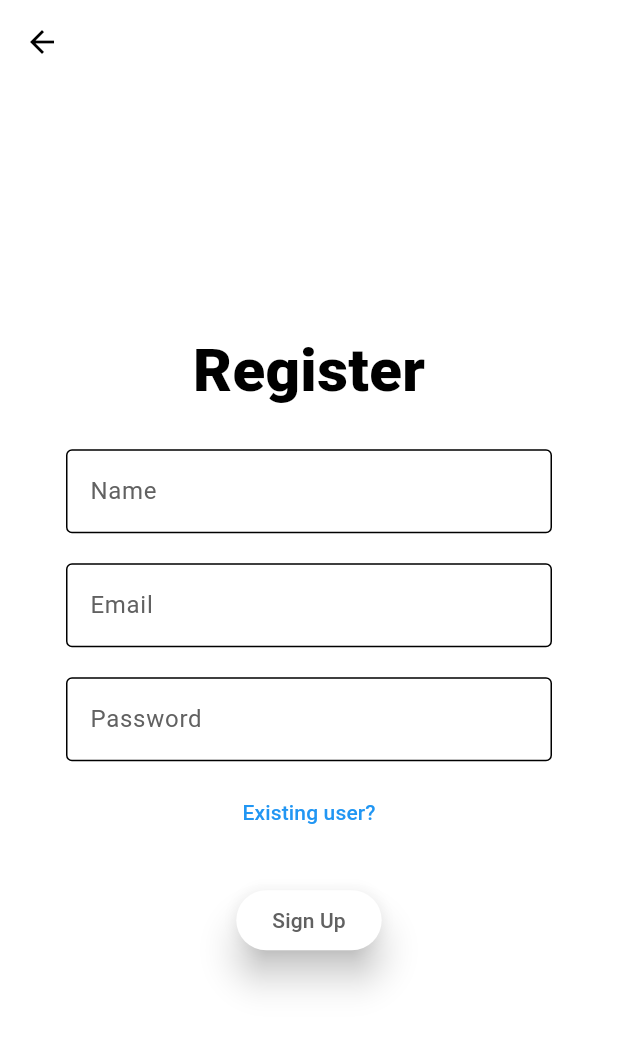
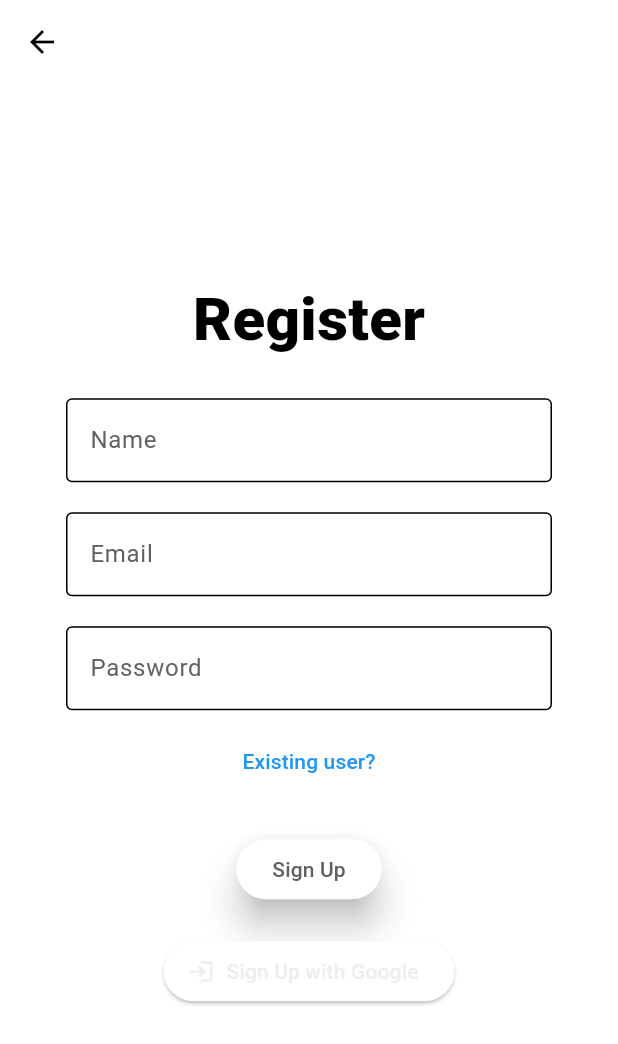
Before and after one commit to Evrz-Developers/babyparadise, a Flutter app: the SignUpScreen screen opened by its route, on a phone screen of 412 x 824 dp. Shown: the top 1044 px of the screen. Run offline on Flutter 3.47's test engine with Material 3 defaults, Android fonts, the phone set to English and light mode, and no system bars; our stand-ins replace cloud_firestore, firebase_auth, firebase_core, google_sign_in; accounts and stored records are empty; generated files the repository leaves out were written again.

Commit message:
add google signin

```diff
--- a/lib/auth/signup_screen.dart
+++ b/lib/auth/signup_screen.dart
@@ -1,7 +1,8 @@
+import 'package:flutter/material.dart';
 import 'package:firebase_auth/firebase_auth.dart';
 import 'package:cloud_firestore/cloud_firestore.dart';
 import 'package:google_sign_in/google_sign_in.dart';
-import 'package:flutter/material.dart';
+import 'package:marginpoint/widgets/custom_text_form_field.dart';
 
 class SignUpScreen extends StatefulWidget {
   const SignUpScreen({super.key});
@@ -78,6 +79,62 @@ class _SignUpScreenState extends State<SignUpScreen> {
     }
   }
 
+  Future<void> _handleGoogleSignIn() async {
+    try {
+      final GoogleSignInAccount? googleUser = await GoogleSignIn().signIn();
+      if (googleUser == null) {
+        return; // The user canceled the sign-in
+      }
+
+      final GoogleSignInAuthentication googleAuth =
+          await googleUser.authentication;
+      final AuthCredential credential = GoogleAuthProvider.credential(
+        accessToken: googleAuth.accessToken,
+        idToken: googleAuth.idToken,
+      );
+
+      UserCredential userCredential =
+          await _auth.signInWithCredential(credential);
+
+      if (mounted) {
+        ScaffoldMessenger.of(context).showSnackBar(
+          SnackBar(
+              content: Text(
+                  'User signed in with Google: ${userCredential.user!.email}')),
+        );
+      }
+
+      // Create user document in Firestore if it doesn't exist
+      final userDoc = FirebaseFirestore.instance
+          .collection('users')
+          .doc(userCredential.user!.uid);
+      final userSnapshot = await userDoc.get();
+      if (!userSnapshot.exists) {
+        await userDoc.set({
+          'name': googleUser.displayName,
+          'email': googleUser.email,
+          'role': 'user', // Set default role
+        });
+      }
+
+      if (mounted) {
+        Navigator.pushNamedAndRemoveUntil(
+          context,
+          '/shop',
+          (route) => false,
+        );
+      }
+    } catch (e) {
+      if (mounted) {
+        ScaffoldMessenger.of(context).showSnackBar(
+          const SnackBar(
+            content: Text('Google sign-in failed. Please try again.'),
+          ),
+        );
+      }
+    }
+  }
+
   @override
   Widget build(BuildContext context) {
     return Scaffold(
@@ -107,89 +164,58 @@ class _SignUpScreenState extends State<SignUpScreen> {
                     key: _formKey,
                     child: Column(
                       children: [
-                        TextFormField(
-                          cursorColor:
-                              Theme.of(context).colorScheme.inversePrimary,
+                        CustomTextFormField(
                           controller: _nameController,
+                          labelText: 'Name',
                           keyboardType: TextInputType.name,
-                          decoration: InputDecoration(
-                            border: const OutlineInputBorder(),
-                            focusedBorder: const OutlineInputBorder(),
-                            labelText: 'Name',
-                            labelStyle: TextStyle(
-                              color:
-                                  Theme.of(context).colorScheme.inversePrimary,
-                            ),
-                          ),
+                          onChanged: (value) {
+                            setState(() {
+                              _name = value;
+                            });
+                          },
                           validator: (value) {
                             if (value!.isEmpty) {
                               return 'Please enter your name';
                             }
                             return null;
                           },
+                        ),
+                        const SizedBox(height: 20),
+                        CustomTextFormField(
+                          controller: _emailController,
+                          labelText: 'Email',
+                          keyboardType: TextInputType.emailAddress,
                           onChanged: (value) {
                             setState(() {
-                              _name = value;
+                              _email = value;
                             });
                           },
-                        ),
-                        const SizedBox(height: 20),
-                        TextFormField(
-                          cursorColor:
-                              Theme.of(context).colorScheme.inversePrimary,
-                          controller: _emailController,
-                          keyboardType: TextInputType.emailAddress,
-                          decoration: InputDecoration(
-                            border: const OutlineInputBorder(),
-                            focusedBorder: const OutlineInputBorder(),
-                            labelText: 'Email',
-                            labelStyle: TextStyle(
-                              color:
-                                  Theme.of(context).colorScheme.inversePrimary,
-                            ),
-                          ),
                           validator: (value) {
                             if (value!.isEmpty) {
                               return 'Please enter your email';
                             }
                             return null;
                           },
+                        ),
+                        const SizedBox(height: 20),
+                        CustomTextFormField(
+                          controller: _passwordController,
+                          labelText: 'Password',
+                          keyboardType: TextInputType.text,
+                          obscureText: true,
                           onChanged: (value) {
                             setState(() {
-                              _email = value;
+                              _password = value;
                             });
                           },
-                        ),
-                        const SizedBox(height: 20),
-                        TextFormField(
-                          cursorColor:
-                              Theme.of(context).colorScheme.inversePrimary,
-                          controller: _passwordController,
-                          obscureText: true,
-                          decoration: InputDecoration(
-                            border: const OutlineInputBorder(),
-                            focusedBorder: const OutlineInputBorder(),
-                            labelText: 'Password',
-                            labelStyle: TextStyle(
-                              color:
-                                  Theme.of(context).colorScheme.inversePrimary,
-                            ),
-                          ),
                           validator: (value) {
                             if (value!.isEmpty) {
                               return 'Please enter your Password';
                             }
                             return null;
                           },
-                          onChanged: (value) {
-                            setState(() {
-                              _password = value;
-                            });
-                          },
                         ),
-                        const SizedBox(
-                          height: 10.0,
-                        ),
+                        const SizedBox(height: 10.0),
                         TextButton(
                           child: const Text("Existing user?",
                               style: TextStyle(color: Colors.blue)),
@@ -214,7 +240,13 @@ class _SignUpScreenState extends State<SignUpScreen> {
                                 style: TextStyle(
                                     color: Theme.of(context)
                                         .colorScheme
-                                        .inversePrimary)))
+                                        .inversePrimary))),
+                        const SizedBox(height: 20.0),
+                        ElevatedButton.icon(
+                          icon: const Icon(Icons.login),
+                          label: const Text('Sign Up with Google'),
+                          onPressed: _handleGoogleSignIn,
+                        ),
                       ],
                     ),
                   ),
--- a/lib/components/product_tile.dart
+++ b/lib/components/product_tile.dart
@@ -9,7 +9,7 @@ class ProductTile extends StatelessWidget {
   Widget build(BuildContext context) {
     return Column(
       children: [
-        Icon(Icons.shopping_basket),
+        const Icon(Icons.shopping_basket),
         Text(product.name),
         Text(product.description),
         Text(product.price.toStringAsFixed(2)),
--- a/lib/models/shop.dart
+++ b/lib/models/shop.dart
@@ -29,7 +29,7 @@ class Shop {
     ),
   ];
 // user cart
-  List<Product> _cart = [];
+  final List<Product> _cart = [];
 // get product list
   List<Product> get shop => _shop;
 // get user cart
--- a/lib/pages/admin_page.dart
+++ b/lib/pages/admin_page.dart
@@ -32,7 +32,7 @@ class _AdminPageState extends State<AdminPage> {
           children: [
             Column(
               children: [
-                SizedBox(height: 20),
+                const SizedBox(height: 20),
                 ColoredListTile(
                   title: 'Products',
                   onTap: () {
--- a/lib/pages/home_page.dart
+++ b/lib/pages/home_page.dart
@@ -11,6 +11,6 @@ class HomePage extends StatefulWidget {
 class _HomePageState extends State<HomePage> {
   @override
   Widget build(BuildContext context) {
-    return Scaffold(body: SignUpScreen());
+    return const Scaffold(body: SignUpScreen());
   }
 }
--- /dev/null
+++ b/lib/widgets/custom_text_form_field.dart
@@ -0,0 +1,40 @@
+import 'package:flutter/material.dart';
+
+class CustomTextFormField extends StatelessWidget {
+  final TextEditingController controller;
+  final String labelText;
+  final TextInputType keyboardType;
+  final bool obscureText;
+  final Function(String) onChanged;
+  final String? Function(String?)? validator;
+
+  const CustomTextFormField({
+    super.key,
+    required this.controller,
+    required this.labelText,
+    required this.keyboardType,
+    this.obscureText = false,
+    required this.onChanged,
+    required this.validator,
+  });
+
+  @override
+  Widget build(BuildContext context) {
+    return TextFormField(
+      cursorColor: Theme.of(context).colorScheme.inversePrimary,
+      controller: controller,
+      keyboardType: keyboardType,
+      obscureText: obscureText,
+      decoration: InputDecoration(
+        border: const OutlineInputBorder(),
+        focusedBorder: const OutlineInputBorder(),
+        labelText: labelText,
+        labelStyle: TextStyle(
+          color: Theme.of(context).colorScheme.inversePrimary,
+        ),
+      ),
+      validator: validator,
+      onChanged: onChanged,
+    );
+  }
+}
--- a/pubspec.yaml
+++ b/pubspec.yaml
@@ -10,10 +10,11 @@ dependencies:
   flutter:
     sdk: flutter
 
+  firebase_auth: ^4.2.1
   firebase_core: ^2.31.1
   cloud_firestore: ^4.17.4
-  firebase_auth: ^4.2.1
   google_sign_in: ^6.2.1
+  sign_in_button: ^3.2.0
 
 dev_dependencies:
   flutter_test:
```
Also changed, not shown: lib/auth/auth_service.dart (added, +39 -0 lines), lib/auth/login_screen.dart (+71 -60 lines), lib/components/colored_list_tile.dart (+6 -6 lines), lib/components/drawer.dart (+5 -5 lines), lib/pages/admin/add_product_form.dart (+6 -6 lines), lib/pages/admin/product_page.dart (+4 -4 lines), lib/pages/shop_page.dart (+39 -1 lines), pubspec.lock, 2 other files.
